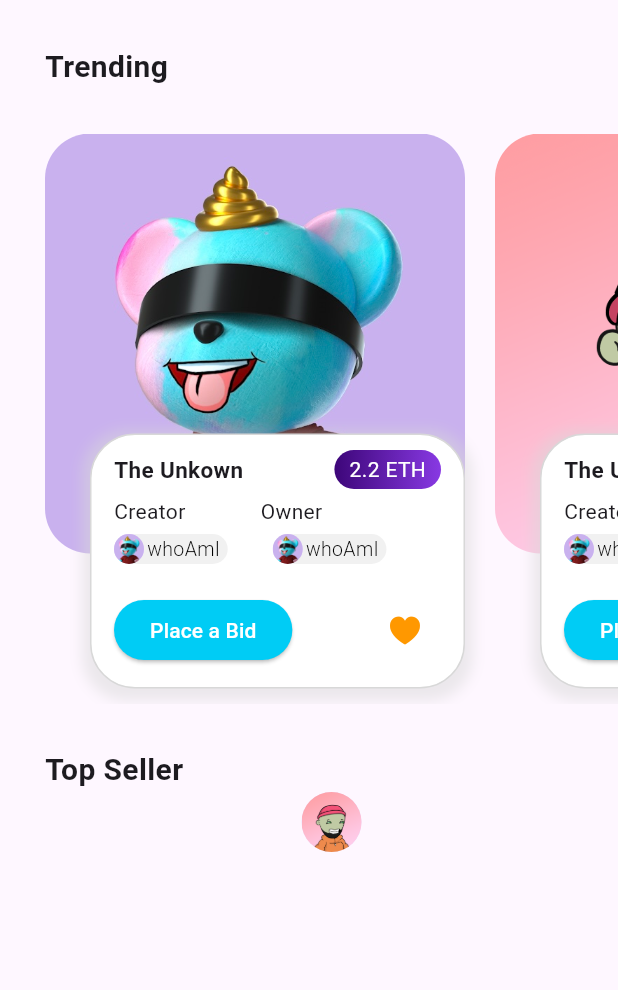
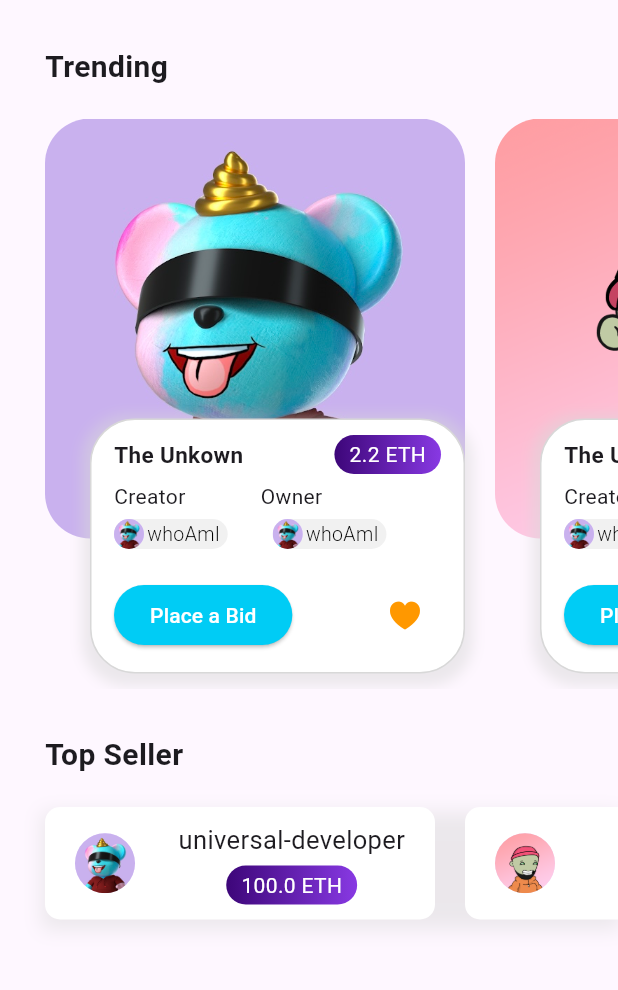
Before and after one commit to universal-developer/Flutter-NFT-App, a Flutter app: the screen it shows after launch, on a phone screen of 412 x 824 dp, the part 84-1074 px from its top. Run offline on Flutter 3.47's test engine with Material 2 defaults, Android fonts, the phone set to English and light mode, and no system bars; missing offline and left inert: dart:ffi.

Commit message:
Initial Commit

```diff
--- a/lib/components/fixed_info_product_card.dart
+++ b/lib/components/fixed_info_product_card.dart
@@ -25,7 +25,9 @@ class FixedInfoProductCard extends StatelessWidget {
 
   @override
   Widget build(BuildContext context) {
-    return Container(
+    return InkWell(
+      onTap: () => {print('Fixed Info Product Card')},
+      child: Container(
         height: 170,
         width: 250,
         decoration: BoxDecoration(
@@ -115,6 +117,7 @@ class FixedInfoProductCard extends StatelessWidget {
             ],
           ),
         ),
+      ),
     );
   }
 }
--- a/lib/components/top_seller.dart
+++ b/lib/components/top_seller.dart
@@ -1,23 +1,62 @@
 import 'package:flutter/material.dart';
+import 'package:nft_app/colors.dart';
+import 'package:nft_app/components/price_card.dart';
 
-class TopSeller extends StatefulWidget {
-  TopSeller({Key? key}) : super(key: key);
+class TopSeller extends StatelessWidget {
+  String profilePicture;
+  String name;
+  double price;
+
+  TopSeller({
+    required this.profilePicture,
+    required this.name,
+    required this.price,
+  });
 
   @override
-  State<TopSeller> createState() => _TopSellerState();
-}
-
-class _TopSellerState extends State<TopSeller> {
-  @override
   Widget build(BuildContext context) {
-    return Stack(
-      children: [
-        Container(
-          child: CircleAvatar(
-            backgroundImage: AssetImage('assets/nfts/second_nft.png'),
+    return InkWell(
+      onTap: () => {print('Top Seller')},
+      child: Container(
+        width: 260,
+        height: 75,
+        decoration: BoxDecoration(
+          color: whiteColor,
+          borderRadius: const BorderRadius.all(
+            const Radius.circular(10),
           ),
         ),
-      ],
+        child: Padding(
+          padding: EdgeInsets.symmetric(horizontal: 20, vertical: 10),
+          child: Stack(
+            children: [
+              Align(
+                alignment: Alignment.centerLeft,
+                child: CircleAvatar(
+                  radius: 20,
+                  backgroundImage: AssetImage(profilePicture),
+                ),
+              ),
+              Align(
+                alignment: Alignment.centerRight,
+                child: Column(
+                  mainAxisAlignment: MainAxisAlignment.spaceBetween,
+                  children: [
+                    Text(
+                      name,
+                      style: TextStyle(
+                        fontWeight: FontWeight.w400,
+                        fontSize: 17,
+                      ),
+                    ),
+                    PriceCard(priceETH: price),
+                  ],
+                ),
+              ),
+            ],
+          ),
+        ),
+      ),
     );
   }
 }
--- a/lib/screens/home_screen.dart
+++ b/lib/screens/home_screen.dart
@@ -64,7 +64,7 @@ class _HomeScreenState extends State<HomeScreen> {
                 ),
               ),
               const SizedBox(
-                height: 30,
+                height: 20,
               ),
               Container(
                 height: 380,
@@ -76,7 +76,8 @@ class _HomeScreenState extends State<HomeScreen> {
                       creatorName: 'whoAmI',
                       ownerName: 'whoAmI',
                       price: 2.2,
-                        isFavorite: false),
+                      isFavorite: false,
+                    ),
                     const SizedBox(
                       width: 20,
                     ),
@@ -85,7 +86,8 @@ class _HomeScreenState extends State<HomeScreen> {
                       creatorName: 'whoAmI',
                       ownerName: 'adadadadda',
                       price: 2.2,
-                        isFavorite: false),
+                      isFavorite: false,
+                    ),
                     const SizedBox(
                       width: 20,
                     ),
@@ -94,7 +96,8 @@ class _HomeScreenState extends State<HomeScreen> {
                       creatorName: 'whoAmI',
                       ownerName: 'adadadadda',
                       price: 2.2,
-                        isFavorite: false),
+                      isFavorite: false,
+                    ),
                     const SizedBox(
                       width: 20,
                     ),
@@ -103,7 +106,8 @@ class _HomeScreenState extends State<HomeScreen> {
                       creatorName: 'whoAmI',
                       ownerName: 'adadadadda',
                       price: 2.2,
-                        isFavorite: false),
+                      isFavorite: false,
+                    ),
                     const SizedBox(
                       width: 20,
                     ),
@@ -112,7 +116,11 @@ class _HomeScreenState extends State<HomeScreen> {
                       creatorName: 'whoAmI',
                       ownerName: 'adadadadda',
                       price: 2.2,
-                        isFavorite: false),
+                      isFavorite: false,
+                    ),
+                    const SizedBox(
+                      width: 30,
+                    ),
                   ],
                 ),
               ),
@@ -129,7 +137,59 @@ class _HomeScreenState extends State<HomeScreen> {
                   ),
                 ),
               ),
-              TopSeller(),
+              const SizedBox(
+                height: 20,
+              ),
+              Container(
+                decoration: BoxDecoration(
+                  boxShadow: [
+                    BoxShadow(
+                      color: greyColor.withOpacity(0.5),
+                      spreadRadius: 2,
+                      blurRadius: 10,
+                      offset: Offset(0, 5),
+                    ),
+                  ],
+                ),
+                height: 75,
+                child: ListView(
+                  scrollDirection: Axis.horizontal,
+                  children: [
+                    TopSeller(
+                      profilePicture: 'assets/nfts/first_nft.png',
+                      name: 'universal-developer',
+                      price: 100,
+                    ),
+                    const SizedBox(
+                      width: 20,
+                    ),
+                    TopSeller(
+                      profilePicture: 'assets/nfts/second_nft.png',
+                      name: 'who am I',
+                      price: 500,
+                    ),
+                    const SizedBox(
+                      width: 20,
+                    ),
+                    TopSeller(
+                      profilePicture: 'assets/nfts/third_nft.png',
+                      name: 'mememememe',
+                      price: 12.2,
+                    ),
+                    const SizedBox(
+                      width: 20,
+                    ),
+                    TopSeller(
+                      profilePicture: 'assets/nfts/sixth_nft.png',
+                      name: 'HuHuHuHuHu',
+                      price: 6.2,
+                    ),
+                    const SizedBox(
+                      width: 30,
+                    ),
+                  ],
+                ),
+              ),
             ],
           ),
         ),
--- a/pubspec.yaml
+++ b/pubspec.yaml
@@ -65,6 +65,7 @@ flutter:
     - assets/nfts/third_nft.png
     - assets/nfts/fourth_nft.png
     - assets/nfts/fifth_nft.png
+    - assets/nfts/sixth_nft.png
 
   # An image asset can refer to one or more resolution-specific "variants", see
   # https://flutter.dev/assets-and-images/#resolution-aware
```
Also changed, not shown: assets/nfts/sixth_nft.png (renamed from assets/nfts/seventh_nft.png). Lines whose indentation alone changed are shown as unchanged.
